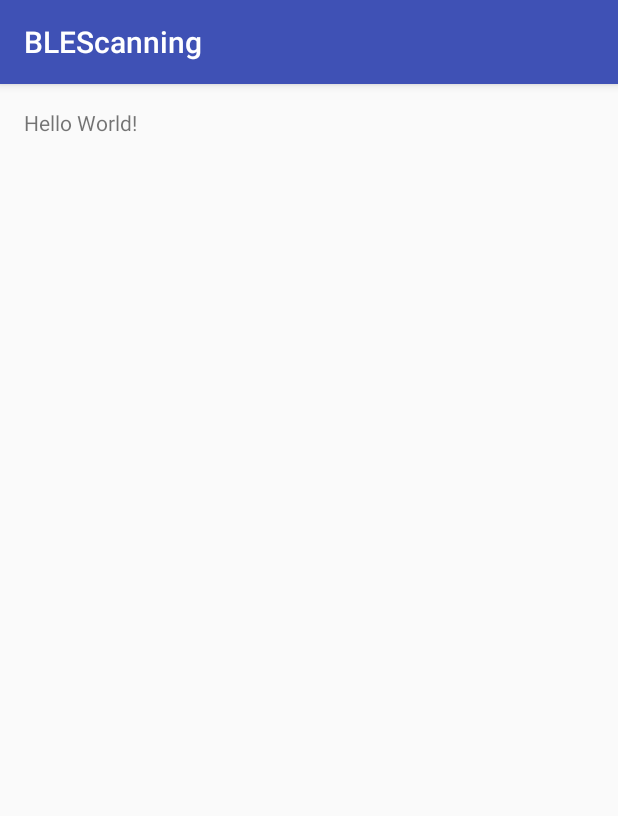
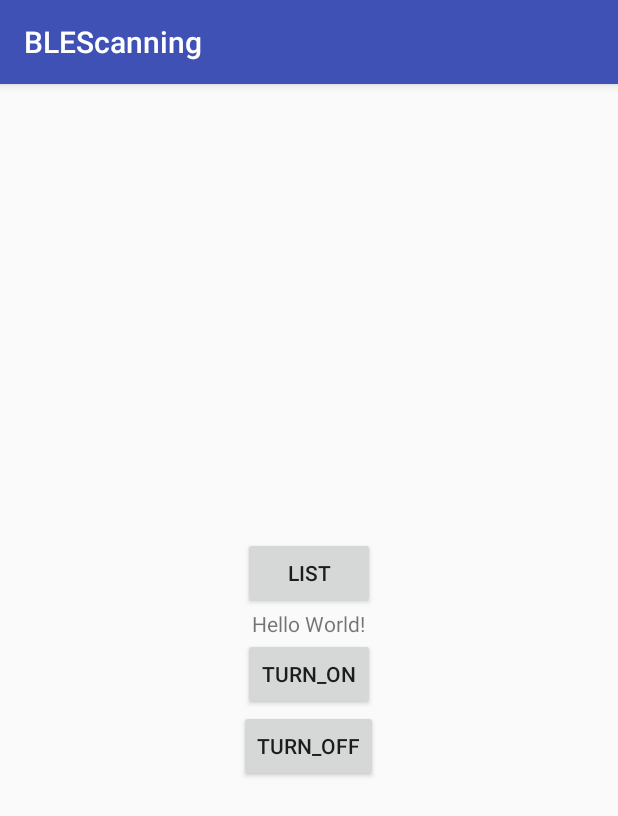
Before and after one commit to tmdfhr711/BLEScannig, an Android app: the screen it shows after launch (HomeActivity), on a phone screen of 412 x 824 dp. Shown: the top 816 px of the screen. Run offline under Robolectric (Android 15) with nearby library versions, the phone set to English and light mode, and no system bars; libraries missing offline, so code that uses them is left out: com.estimote.sdk; 3 statements that could not run were skipped.

Commit message:
작업1
비콘스캐닝(모든 BLE)후 비콘정보 LOG 출력

```diff
--- a/app/build.gradle
+++ b/app/build.gradle
@@ -6,7 +6,7 @@ android {
 
     defaultConfig {
         applicationId "com.example.ohrok.blescanning"
-        minSdkVersion 15
+        minSdkVersion 18
         targetSdkVersion 23
         versionCode 1
         versionName "1.0"
@@ -23,4 +23,5 @@ dependencies {
     compile fileTree(dir: 'libs', include: ['*.jar'])
     testCompile 'junit:junit:4.12'
     compile 'com.android.support:appcompat-v7:23.4.0'
+    compile 'com.estimote:sdk:0.10.5@aar'
 }
--- a/app/src/main/java/com/example/ohrok/blescanning/HomeActivity.java
+++ b/app/src/main/java/com/example/ohrok/blescanning/HomeActivity.java
@@ -1,13 +1,130 @@
 package com.example.ohrok.blescanning;
 
+
+import android.app.Notification;
+import android.app.NotificationManager;
+import android.app.PendingIntent;
+import android.content.Context;
+import android.content.Intent;
+import android.os.Bundle;
+import android.os.RemoteException;
 import android.support.v7.app.AppCompatActivity;
-import android.os.Bundle;
+import android.util.Log;
+import android.view.View;
+import android.widget.Button;
+import android.widget.TextView;
 
-public class HomeActivity extends AppCompatActivity {
+import com.estimote.sdk.Beacon;
+import com.estimote.sdk.BeaconManager;
+import com.estimote.sdk.Region;
+
+import java.util.List;
+import java.util.UUID;
+
+public class HomeActivity extends AppCompatActivity implements View.OnClickListener{
+
+
+    private TextView out;
+    private Button turnon;;
+    Button list;
+    Button turnoff;
+
+    /*
+    private BeaconManager mBeaconManager;
+    private Region region;
+    */
+
+
+    private static final String TAG = "MainActivity";
+    private BeaconManager beaconManager;
+    private static final Region ALL_ESTIMOTE_BEACONS = new Region("rid", null, null, null);
 
     @Override
-    protected void onCreate(Bundle savedInstanceState) {
+    public void onCreate(Bundle savedInstanceState) {
         super.onCreate(savedInstanceState);
         setContentView(R.layout.activity_home);
+        beaconManager = new BeaconManager(this);
+        beaconManager.setRangingListener(new BeaconManager.RangingListener()
+        {
+            @Override
+            public void onBeaconsDiscovered(Region arg0, List<Beacon> arg1)
+            {
+                // TODO Auto-generated method stub
+                Log.d(TAG, "Ranged beacons: " + arg1);
+
+            }
+        });
+    }
+
+    @Override
+    protected void onStart()
+    {
+        beaconManager.connect(new BeaconManager.ServiceReadyCallback()
+        {
+            @Override
+            public void onServiceReady()
+            {
+                try
+                {
+                    beaconManager.startRanging(ALL_ESTIMOTE_BEACONS);
+                }
+                catch (Exception e)
+                {
+                    Log.e(TAG, "Cannot start ranging", e);
+                }
+            }
+        });
+
+        super.onStart();
+    }
+
+    @Override
+    protected void onStop()
+    {
+        try
+        {
+            beaconManager.stopRanging(ALL_ESTIMOTE_BEACONS);
+        }
+        catch (Exception e)
+        {
+            Log.e(TAG, "Cannot stop but it does not matter now", e);
+        }
+        super.onStop();
+    }
+
+    @Override
+    protected void onDestroy()
+    {
+        beaconManager.disconnect();
+        super.onDestroy();
+    }
+
+    @Override
+    protected void onResume() {
+        super.onResume();
+        //ystemRequirementsChecker.checkWithDefaultDialogs(this);
+    }
+
+    @Override
+    public void onClick(View v) {
+
+    }
+
+    public void showNotification(String title, String message) {
+        Intent notifyIntent = new Intent(this, HomeActivity.class);
+        notifyIntent.setFlags(Intent.FLAG_ACTIVITY_SINGLE_TOP);
+        PendingIntent pendingIntent = PendingIntent.getActivities(this, 0,
+                new Intent[] { notifyIntent }, PendingIntent.FLAG_UPDATE_CURRENT);
+        Notification notification = new Notification.Builder(this)
+                .setSmallIcon(android.R.drawable.ic_dialog_info)
+                .setContentTitle(title)
+                .setContentText(message)
+                .setAutoCancel(true)
+                .setContentIntent(pendingIntent)
+                .build();
+        notification.defaults |= Notification.DEFAULT_SOUND;
+        NotificationManager notificationManager =
+                (NotificationManager) getSystemService(Context.NOTIFICATION_SERVICE);
+        notificationManager.notify(1, notification);
     }
 }
--- a/app/src/main/res/layout/activity_home.xml
+++ b/app/src/main/res/layout/activity_home.xml
@@ -1,17 +1,37 @@
 <?xml version="1.0" encoding="utf-8"?>
-<RelativeLayout
+<LinearLayout
     xmlns:android="http://schemas.android.com/apk/res/android"
     xmlns:tools="http://schemas.android.com/tools"
     android:layout_width="match_parent"
     android:layout_height="match_parent"
-    android:paddingBottom="@dimen/activity_vertical_margin"
-    android:paddingLeft="@dimen/activity_horizontal_margin"
-    android:paddingRight="@dimen/activity_horizontal_margin"
-    android:paddingTop="@dimen/activity_vertical_margin"
+    android:orientation="vertical"
+    android:gravity="center"
     tools:context="com.example.ohrok.blescanning.HomeActivity">
 
+    <Button
+        android:id="@+id/beaconlist"
+        android:text="list"
+        android:layout_width="wrap_content"
+        android:layout_height="wrap_content"
+        />
+
     <TextView
+        android:id="@+id/add"
         android:layout_width="wrap_content"
         android:layout_height="wrap_content"
         android:text="Hello World!"/>
-</RelativeLayout>
+
+    <Button
+        android:id="@+id/button01"
+        android:text="turn_on"
+        android:layout_width="wrap_content"
+        android:layout_height="wrap_content"
+        />
+    <Button
+        android:id="@+id/turnoff"
+        android:text="turn_off"
+        android:layout_width="wrap_content"
+        android:layout_height="wrap_content"
+        />
+
+</LinearLayout>
--- /dev/null
+++ b/estimote-sdk/build.gradle
@@ -0,0 +1,2 @@
+configurations.maybeCreate("default")
+artifacts.add("default", file('estimote-sdk.aar'))
--- a/settings.gradle
+++ b/settings.gradle
@@ -1 +1 @@
-include ':app'
+include ':app', ':estimote-sdk'
```
Also changed, not shown: app/src/main/AndroidManifest.xml (+8 -1 lines), 1 other file.
